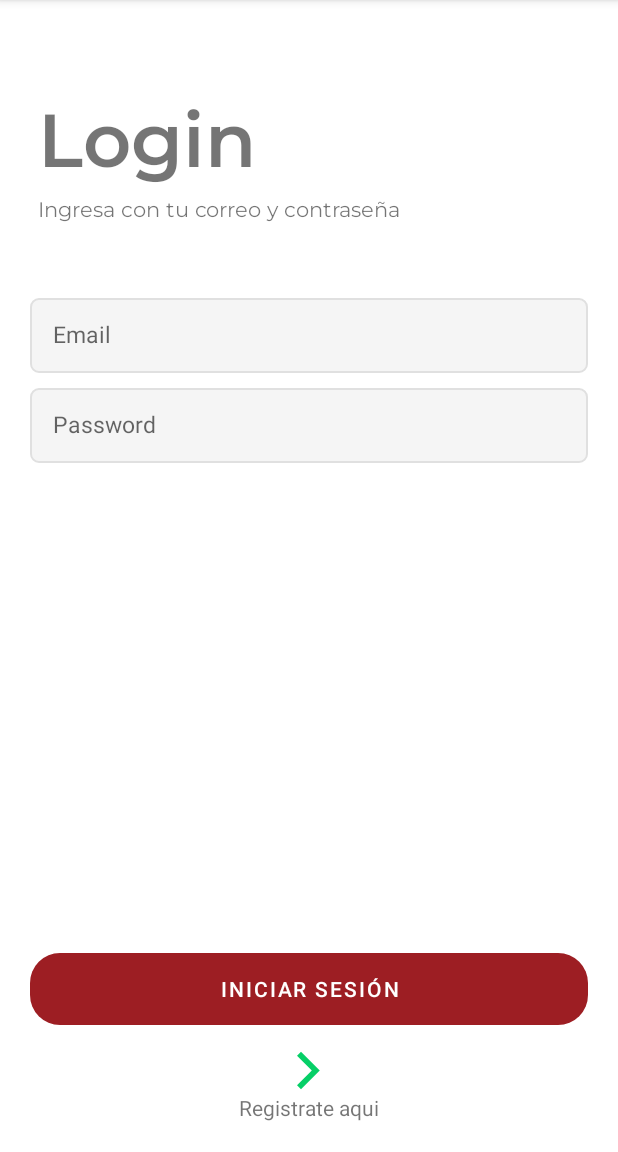
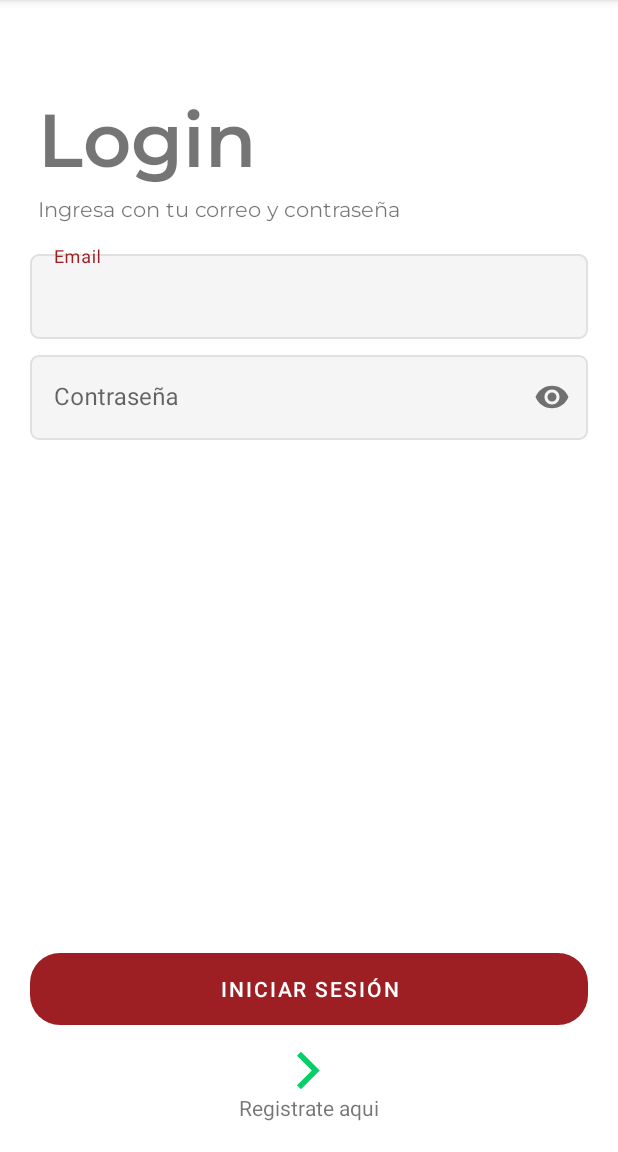
Before and after one commit to Arcadius15/PlazaVea_Ecommerce, an Android app: the screen it shows after launch (MainActivity), on a phone screen of 412 x 824 dp, the part 84-1236 px from its top. Run offline under Robolectric (Android 15) with nearby library versions, the phone set to English and light mode, and no system bars.

Commit message:
Método de uso del Retrofit actualizado y preparando el Login

```diff
--- a/app/build.gradle
+++ b/app/build.gradle
@@ -33,7 +33,7 @@ android {
         enabled = true
     }
     buildFeatures {
-        viewBinding true
+        viewBinding = true
     }
 }
 
--- a/app/src/main/java/edu/pe/idat/pva/activities/MainActivity.kt
+++ b/app/src/main/java/edu/pe/idat/pva/activities/MainActivity.kt
@@ -24,7 +24,7 @@ class MainActivity : AppCompatActivity() {
     var editTextEmail: EditText? = null
     var editTextPassword: EditText? = null
     var buttonLogin: Button? = null
-    var usersProvider = UsersProvider()
+    //var usersProvider = UsersProvider()
 
     override fun onCreate(savedInstanceState: Bundle?) {
         super.onCreate(savedInstanceState)
@@ -36,13 +36,13 @@ class MainActivity : AppCompatActivity() {
         buttonLogin = findViewById(R.id.btn_login)
 
         imageViewGoToRegister?.setOnClickListener { goToRegister() }
-        buttonLogin?.setOnClickListener { login() }
+        //buttonLogin?.setOnClickListener { login() }
 
         getUserFromSession()
     }
 
     private fun login() {
-        val email = editTextEmail?.text.toString() // NULL POINTER EXCEPTION
+        /*val email = editTextEmail?.text.toString() // NULL POINTER EXCEPTION
         val password = editTextPassword?.text.toString()
 
         if (isValidForm(email, password)) {
@@ -74,7 +74,7 @@ class MainActivity : AppCompatActivity() {
             Toast.makeText(this, "No es valido", Toast.LENGTH_LONG).show()
         }
 
-        Log.d("MainActivity", "El email es: $email")
+        Log.d("MainActivity", "El email es: $email")*/
     }
 
     private fun gotoHome(){
--- a/app/src/main/java/edu/pe/idat/pva/api/ApiRoutes.kt
+++ b/app/src/main/java/edu/pe/idat/pva/api/ApiRoutes.kt
@@ -3,10 +3,12 @@ package edu.pe.idat.pva.api
 import edu.pe.idat.pva.routes.CategoriaRoutes
 import edu.pe.idat.pva.routes.ProductsRoutes
 import edu.pe.idat.pva.routes.UserRoutes
+import edu.pe.idat.pva.routes.UsuarioRoutes
 
 class ApiRoutes {
 
     val API_URL = "puerto"
+    val HEROKU_URL= "https://plazavea-webservice.herokuapp.com/"
     val retrofit = RetrofitInstance()
 
     fun getUsersRoutes(): UserRoutes {
@@ -20,4 +22,8 @@ class ApiRoutes {
     fun getProducts(token:String): ProductsRoutes{
         return retrofit.getRetrofit(API_URL).create(ProductsRoutes::class.java)
     }
+
+    fun getUsuarioRoutes(): UsuarioRoutes{
+        return retrofit.getRetrofit(HEROKU_URL).create(UsuarioRoutes::class.java)
+    }
 }
--- /dev/null
+++ b/app/src/main/java/edu/pe/idat/pva/models/LoginRequest.kt
@@ -0,0 +1,6 @@
+package edu.pe.idat.pva.models
+
+data class LoginRequest(
+    val email: String,
+    val password: String
+)
--- /dev/null
+++ b/app/src/main/java/edu/pe/idat/pva/models/LoginResponse.kt
@@ -0,0 +1,5 @@
+package edu.pe.idat.pva.models
+
+data class LoginResponse(
+    val token: String
+)
--- a/app/src/main/res/layout/activity_main.xml
+++ b/app/src/main/res/layout/activity_main.xml
@@ -28,33 +28,44 @@
             android:layout_marginTop="5dp"
             android:fontFamily="@font/montserrat_regular"/>
 
-        <EditText
-            android:id="@+id/edTextEmail"
+        <com.google.android.material.textfield.TextInputLayout
+            android:id="@+id/textInputLayout1"
+            style="@style/Widget.MaterialComponents.TextInputLayout.OutlinedBox"
             android:layout_width="match_parent"
-            android:layout_height="50dp"
-            android:hint="Email"
+            android:layout_height="wrap_content"
             android:layout_marginLeft="20dp"
+            android:layout_marginTop="15dp"
+            android:layout_marginRight="20dp">
+
+            <com.google.android.material.textfield.TextInputEditText
+                android:id="@+id/edTextEmail"
+                android:layout_width="match_parent"
+                android:layout_height="wrap_content"
+                android:hint="Email"
+                android:inputType="textEmailAddress"
+                android:maxLength="50"
+                android:background="@drawable/edittext_custom"/>
+        </com.google.android.material.textfield.TextInputLayout>
+
+        <com.google.android.material.textfield.TextInputLayout
+            android:id="@+id/textInputLayout2"
+            style="@style/Widget.MaterialComponents.TextInputLayout.OutlinedBox"
+            android:layout_width="match_parent"
+            android:layout_height="wrap_content"
+            android:layout_marginLeft="20dp"
+            android:layout_marginTop="5dp"
             android:layout_marginRight="20dp"
-            android:layout_marginTop="50dp"
-            android:inputType="textEmailAddress"
-            android:textSize="15sp"
-            android:padding="15dp"
-            android:background="@drawable/edittext_custom"/>
+            app:passwordToggleEnabled="true">
 
-        <EditText
-            android:id="@+id/edTextPassword"
-            android:layout_width="match_parent"
-            android:layout_height="50dp"
-            android:hint="Password"
-            android:layout_marginLeft="20dp"
-            android:layout_marginRight="20dp"
-            android:layout_marginTop="10dp"
-            android:inputType="textPassword"
-            android:textSize="15sp"
-            android:padding="15dp"
-            android:background="@drawable/edittext_custom"
-            />
-
+            <com.google.android.material.textfield.TextInputEditText
+                android:id="@+id/edTextPassword"
+                android:layout_width="match_parent"
+                android:layout_height="wrap_content"
+                android:hint="Contraseña"
+                android:inputType="textPassword"
+                android:maxLength="30"
+                android:background="@drawable/edittext_custom"/>
+        </com.google.android.material.textfield.TextInputLayout>
 
     </LinearLayout>
 
```
Also changed, not shown: app/src/main/java/edu/pe/idat/pva/activities/RegisterActivity.kt (+43 -43 lines), app/src/main/java/edu/pe/idat/pva/api/RetrofitInstance.kt (+9 -0 lines), app/src/main/java/edu/pe/idat/pva/api/RetrofitInstanceCreate.kt (added, +27 -0 lines), app/src/main/java/edu/pe/idat/pva/apirep/UsuarioApiRepository.kt (added, +35 -0 lines), app/src/main/java/edu/pe/idat/pva/providers/UsuarioProvider.kt (added, +24 -0 lines), app/src/main/java/edu/pe/idat/pva/routes/UsuarioRoutes.kt (renamed from app/src/main/java/edu/pe/idat/pva/api/UsuarioApi.kt, +6 -2 lines).
